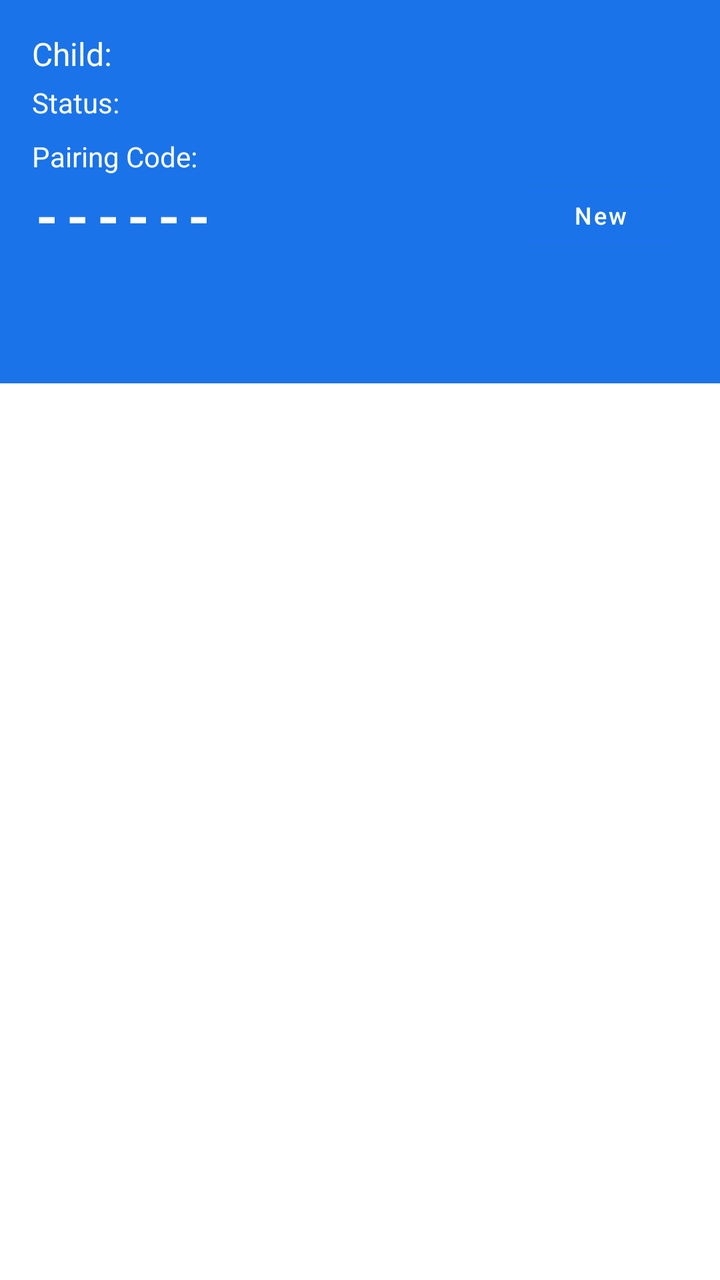
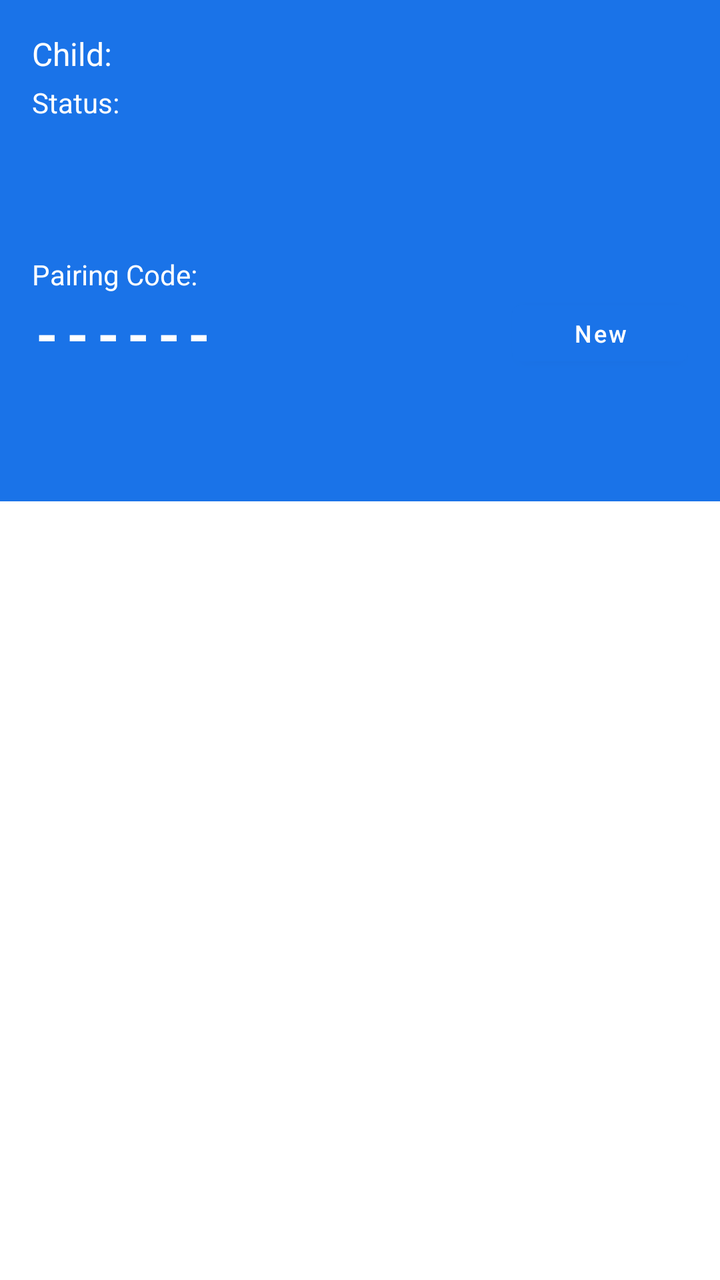

Screens rendered from an Android XML layout before and after an edit, with the pre-edit source and the edit as a unified diff.
<!-- AndroidManifest.xml: application theme Theme.Monitor -->
<!-- res/layout/activity_main.xml -->
<?xml version="1.0" encoding="utf-8"?>
<LinearLayout xmlns:android="http://schemas.android.com/apk/res/android"
    xmlns:app="http://schemas.android.com/apk/res-auto"
    android:layout_width="match_parent"
    android:layout_height="match_parent"
    android:orientation="vertical">

    <LinearLayout
        android:layout_width="match_parent"
        android:layout_height="wrap_content"
        android:orientation="vertical"
        android:padding="16dp"
        android:background="?attr/colorPrimary">

        <TextView
            android:id="@+id/tv_child_email"
            android:layout_width="wrap_content"
            android:layout_height="wrap_content"
            android:text="Child: "
            android:textColor="@android:color/white"
            android:textSize="16sp"/>

        <TextView
            android:id="@+id/tv_status"
            android:layout_width="wrap_content"
            android:layout_height="wrap_content"
            android:text="Status: "
            android:textColor="@android:color/white"
            android:textSize="14sp"
            android:layout_marginTop="4dp"/>

        <TextView
            android:id="@+id/tv_pairing_code_label"
            android:layout_width="wrap_content"
            android:layout_height="wrap_content"
            android:text="Pairing Code:"
            android:textColor="@android:color/white"
            android:textSize="14sp"
            android:layout_marginTop="8dp"/>

        <LinearLayout
            android:layout_width="match_parent"
            android:layout_height="wrap_content"
            android:orientation="horizontal"
            android:gravity="center_vertical">

            <TextView
                android:id="@+id/tv_pairing_code"
                android:layout_width="0dp"
                android:layout_height="wrap_content"
                android:layout_weight="1"
                android:text="------"
                android:textColor="@android:color/white"
                android:textSize="28sp"
                android:textStyle="bold"
                android:letterSpacing="0.15"/>

            <Button
                android:id="@+id/btn_new_code"
                android:layout_width="wrap_content"
                android:layout_height="40dp"
                android:text="New"
                android:textSize="12sp"
                android:textAllCaps="false"
                android:paddingLeft="16dp"
                android:paddingRight="16dp"/>

        </LinearLayout>

    </LinearLayout>

    <com.google.android.material.tabs.TabLayout
        android:id="@+id/tab_layout"
        android:layout_width="match_parent"
        android:layout_height="wrap_content"
        android:background="?attr/colorPrimary"
        app:tabMode="scrollable"
        app:tabTextColor="@android:color/white"
        app:tabSelectedTextColor="@android:color/white"
        app:tabIndicatorColor="@android:color/white"/>

    <androidx.viewpager2.widget.ViewPager2
        android:id="@+id/view_pager"
        android:layout_width="match_parent"
        android:layout_height="0dp"
        android:layout_weight="1"/>

</LinearLayout>
<!-- resources referenced by this layout -->
<resources>
  <style name="Theme.Monitor" parent="Theme.MaterialComponents.DayNight.NoActionBar">
          <item name="colorPrimary">#FF1A73E8</item>
          <item name="colorPrimaryVariant">#FF1557B0</item>
          <item name="colorOnPrimary">#FFFFFFFF</item>
          <item name="colorSecondary">#FF1A73E8</item>
          <item name="colorSecondaryVariant">#FF1557B0</item>
          <item name="colorOnSecondary">#FFFFFFFF</item>
          <item name="android:statusBarColor">#FF1A73E8</item>
      </style>
</resources>

<!-- the commit's change to res/layout/activity_main.xml (unified diff, before → after) -->
@@ -30,13 +30,41 @@
             android:layout_marginTop="4dp"/>
 
         <TextView
+            android:id="@+id/tv_device_model"
+            android:layout_width="wrap_content"
+            android:layout_height="wrap_content"
+            android:text=""
+            android:textColor="@android:color/white"
+            android:textSize="13sp"
+            android:layout_marginTop="2dp"/>
+
+        <TextView
+            android:id="@+id/tv_device_android"
+            android:layout_width="wrap_content"
+            android:layout_height="wrap_content"
+            android:text=""
+            android:textColor="@android:color/white"
+            android:textSize="13sp"
+            android:layout_marginTop="2dp"/>
+
+        <TextView
+            android:id="@+id/tv_last_seen"
+            android:layout_width="wrap_content"
+            android:layout_height="wrap_content"
+            android:text=""
+            android:textColor="@android:color/white"
+            android:textSize="13sp"
+            android:layout_marginTop="2dp"
+            android:layout_marginBottom="4dp"/>
+
+        <TextView
             android:id="@+id/tv_pairing_code_label"
             android:layout_width="wrap_content"
             android:layout_height="wrap_content"
             android:text="Pairing Code:"
             android:textColor="@android:color/white"
             android:textSize="14sp"
-            android:layout_marginTop="8dp"/>
+            android:layout_marginTop="4dp"/>
 
         <LinearLayout
             android:layout_width="match_parent"
